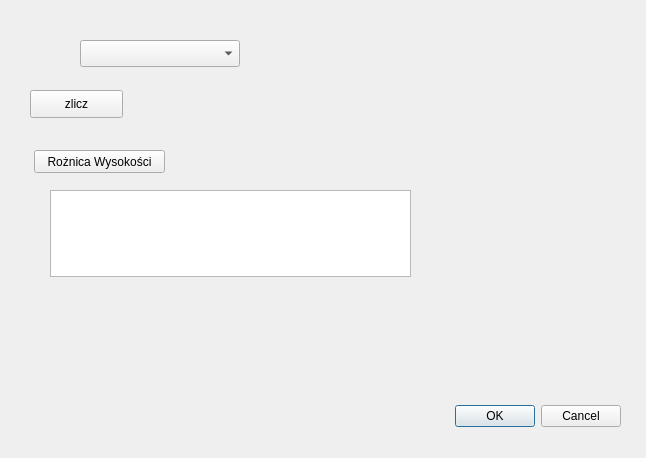
This is wtyczka_projekt_3/wtyczka_projekt_3_dialog_base.ui in Sawoboh/Informatyka_Projekt_2 as Qt 5 draws it before an edit. The edited form follows.
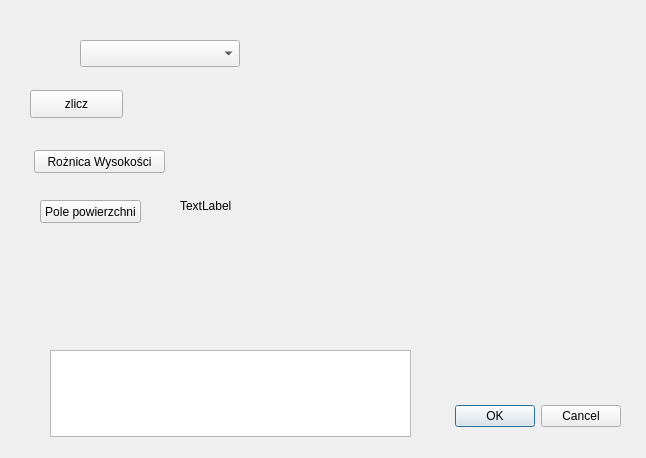
This is the edited form. Custom widgets are drawn as their Qt base class.

Commit message: dalsza praca nad wtyczka, ulepszenie wyswietlania kordynatow

Patch:
```diff
--- a/wtyczka_projekt_3/wtyczka_projekt_3_dialog_base.ui
+++ b/wtyczka_projekt_3/wtyczka_projekt_3_dialog_base.ui
@@ -82,7 +82,7 @@
    <property name="geometry">
     <rect>
      <x>50</x>
-     <y>190</y>
+     <y>350</y>
      <width>361</width>
      <height>87</height>
     </rect>
@@ -101,6 +101,32 @@
     <string/>
    </property>
   </widget>
+  <widget class="QPushButton" name="pole_powierzchni">
+   <property name="geometry">
+    <rect>
+     <x>40</x>
+     <y>200</y>
+     <width>101</width>
+     <height>23</height>
+    </rect>
+   </property>
+   <property name="text">
+    <string>Pole powierzchni</string>
+   </property>
+  </widget>
+  <widget class="QLabel" name="pole_powierzchni_wynik">
+   <property name="geometry">
+    <rect>
+     <x>180</x>
+     <y>190</y>
+     <width>71</width>
+     <height>31</height>
+    </rect>
+   </property>
+   <property name="text">
+    <string>TextLabel</string>
+   </property>
+  </widget>
  </widget>
  <customwidgets>
   <customwidget>
```
Left out of the diff: 2 changed lines with no effect on the pictures. The commit also changes 2 other files.
